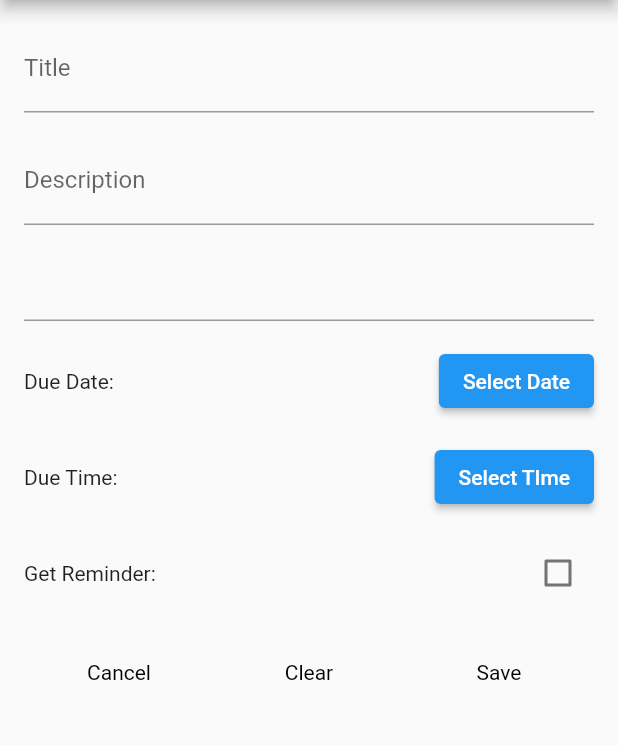
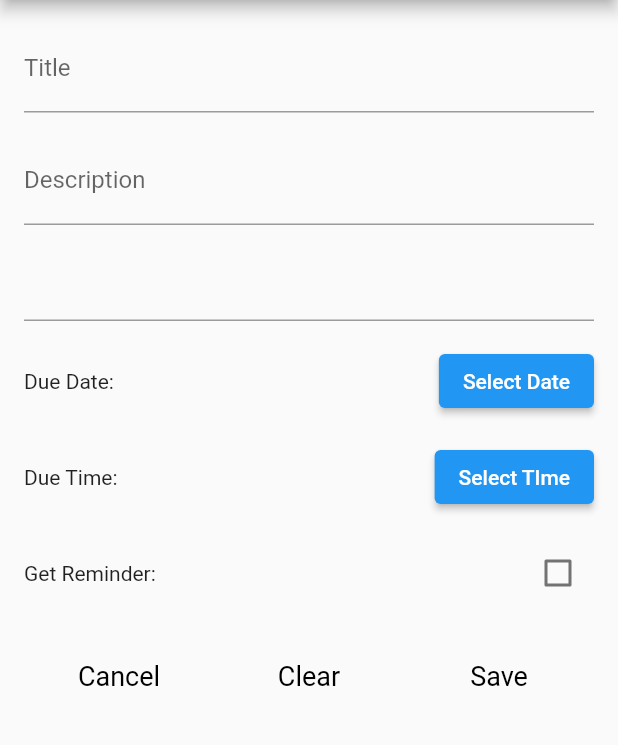
Before and after one commit to Elfen54/TodoHive, a Flutter app: the AddTodoScreen screen opened directly, on a phone screen of 412 x 824 dp, the part 84-829 px from its top. Run offline on Flutter 3.47's test engine with Material 2 defaults, Android fonts, the phone set to English and light mode, and no system bars; our stand-ins replace flutter_local_notifications, hive, hive_flutter, timezone; accounts and stored records are empty.

```diff
--- a/lib/screens/add_todo_screen.dart
+++ b/lib/screens/add_todo_screen.dart
@@ -143,6 +143,7 @@ class _AddTodoScreenState extends State<AddTodoScreen> {
                              'Cancel',
                              style: TextStyle(
                                color: Colors.black, // Default color
+                               fontSize: 18,
                              ),
                            ),
                          ),
@@ -173,6 +174,7 @@ class _AddTodoScreenState extends State<AddTodoScreen> {
                             'Clear',
                             style: TextStyle(
                               color: Colors.black, //Default color
+                              fontSize: 18,
                             ),
                           ),
                         ),
@@ -215,6 +217,7 @@ class _AddTodoScreenState extends State<AddTodoScreen> {
                             'Save',
                             style: TextStyle(
                               color: Colors.black,
+                              fontSize: 18,
                             ),
                           ),
                         ),
--- a/lib/screens/todo_preview.dart
+++ b/lib/screens/todo_preview.dart
@@ -63,7 +63,7 @@ class TodoPreview extends StatelessWidget {
             // Displaying imgPath or 'N/A' if null
             Text('Due Date : $formattedDueDate'),
             Text('Due Time : $formattedDueTime'),
-            Text('Get Reminder : ${todo.getReminder ? 'Yes' : 'No'}'),
+            //Text('Get Reminder : ${todo.getReminder ? 'Yes' : 'No'}'),
             Row( // Wrap in a Row to align Get Reminder text and Checkbox
               children: [
                 Text('Get Reminder : ${todo.getReminder ? 'Yes' : 'No'}'),
```
